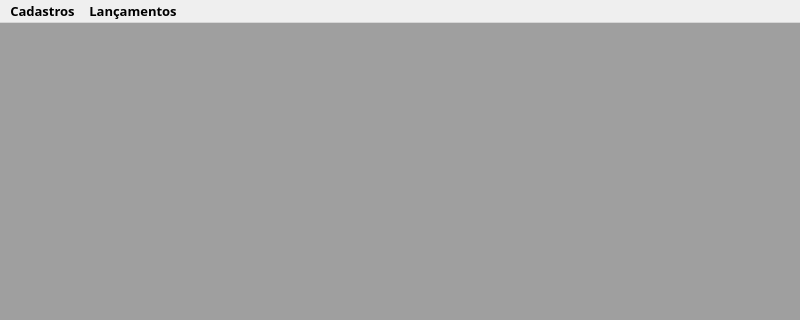
First picture: the form in app/views/ui/main_window.ui, repository RafaelOmega/Sistema_Fabrica, before the edit; both pictures show x 0 to 800 and y 0 to 320 of the 800 by 600 pixel window.
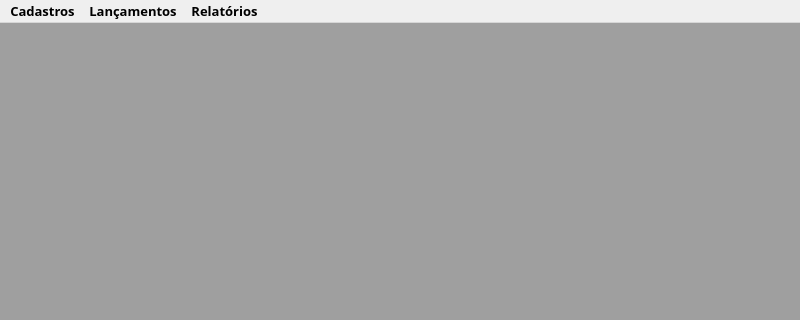
Second picture: the form after the edit.

```diff
--- a/app/views/ui/main_window.ui
+++ b/app/views/ui/main_window.ui
@@ -181,8 +181,15 @@
     <addaction name="actionEntrada"/>
     <addaction name="actionSaida"/>
    </widget>
+   <widget class="QMenu" name="menuRelatorios">
+    <property name="title">
+     <string>Relatórios</string>
+    </property>
+    <addaction name="actionEstoque"/>
+   </widget>
    <addaction name="menuCadastros"/>
    <addaction name="menuLan_amentos"/>
+   <addaction name="menuRelatorios"/>
   </widget>
   <action name="actionProdutos">
    <property name="text">
```
Left out of the diff: 5 changed lines with no effect on the pictures.
